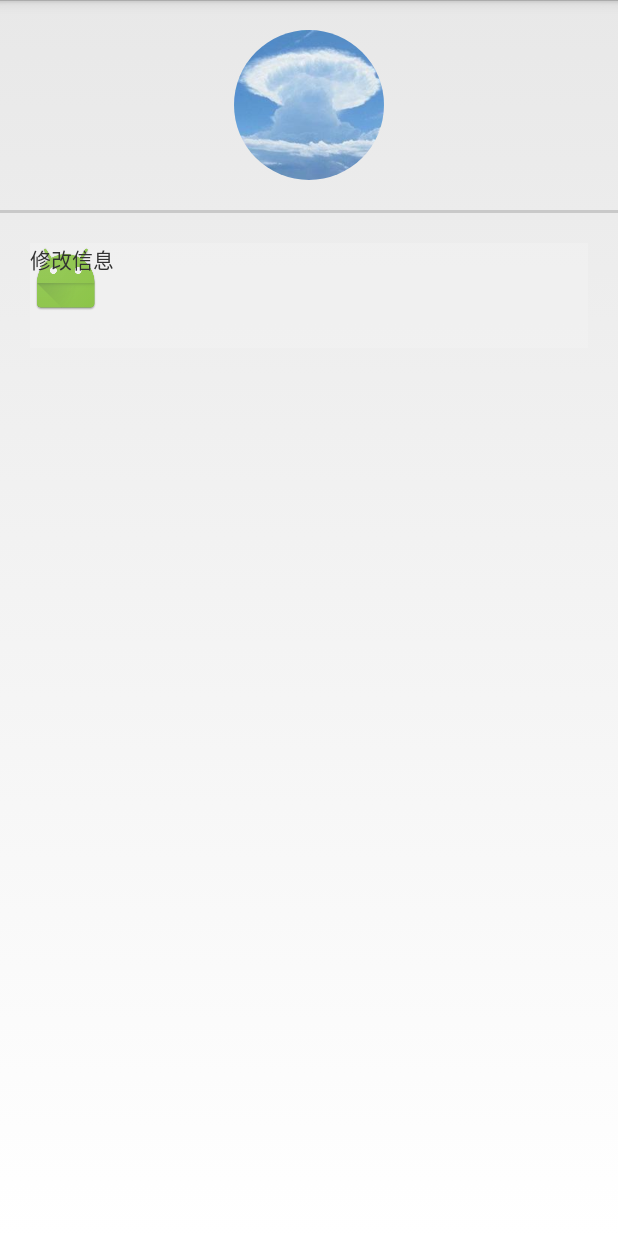
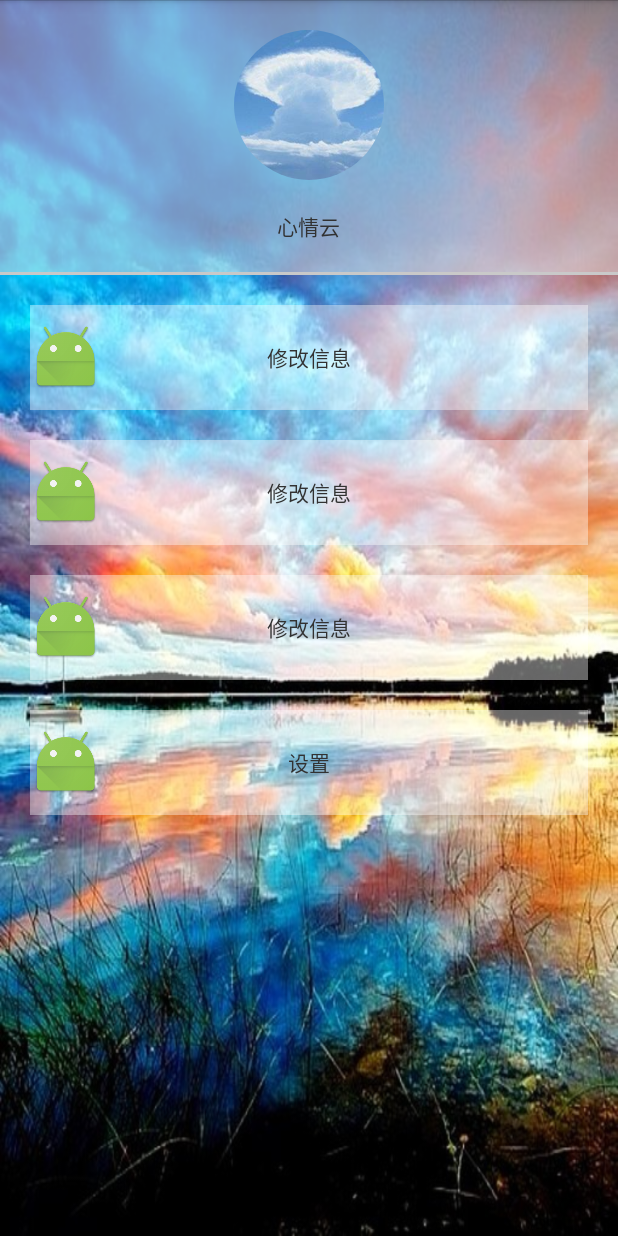
Before and after one commit to zhulr/MoodCloud, an Android app: the layout activity_personal_center.xml on its own in the app's theme, with its tools: preview values and no code run, on a phone screen of 412 x 824 dp. Run offline under Robolectric (Android 15) with nearby library versions, the phone set to English and light mode, and no system bars.

Commit message:
个人中心添加

```diff
--- a/app/src/main/AndroidManifest.xml
+++ b/app/src/main/AndroidManifest.xml
@@ -1,21 +1,22 @@
 <?xml version="1.0" encoding="utf-8"?>
 <manifest xmlns:android="http://schemas.android.com/apk/res/android"
-    package="com.futureinnovation.moodcloud" >
+    package="com.futureinnovation.moodcloud">
 
     <application
         android:allowBackup="true"
         android:icon="@mipmap/ic_launcher"
         android:label="@string/app_name"
-        android:theme="@style/AppTheme" >
+        android:theme="@style/AppTheme">
         <activity
             android:name=".activity.MainActivity"
-            android:label="@string/app_name" >
+            android:label="@string/app_name">
             <intent-filter>
                 <action android:name="android.intent.action.MAIN" />
 
                 <category android:name="android.intent.category.LAUNCHER" />
             </intent-filter>
         </activity>
+        <activity android:name=".activity.PersonalCenterActivity" />
     </application>
 
 </manifest>
--- a/app/src/main/java/com/futureinnovation/moodcloud/activity/MainActivity.java
+++ b/app/src/main/java/com/futureinnovation/moodcloud/activity/MainActivity.java
@@ -1,15 +1,30 @@
 package com.futureinnovation.moodcloud.activity;
 
 import android.app.Activity;
+import android.content.Intent;
 import android.os.Bundle;
+import android.view.View;
+import android.widget.Button;
 
 import com.futureinnovation.moodcloud.R;
 
-public class MainActivity extends Activity {
+public class MainActivity extends Activity implements View.OnClickListener {
 
+    Button myCenter;
     @Override
     protected void onCreate(Bundle savedInstanceState) {
         super.onCreate(savedInstanceState);
         setContentView(R.layout.activity_main);
+        init();
+    }
+
+    private void init() {
+        myCenter = (Button) findViewById(R.id.my_center);
+        myCenter.setOnClickListener(this);
+    }
+
+    @Override
+    public void onClick(View v) {
+        startActivity(new Intent(this,PersonalCenterActivity.class));
     }
 }
--- a/app/src/main/java/com/futureinnovation/moodcloud/activity/PersonalCenterActivity.java
+++ b/app/src/main/java/com/futureinnovation/moodcloud/activity/PersonalCenterActivity.java
@@ -1,10 +1,17 @@
 package com.futureinnovation.moodcloud.activity;
 
 import android.app.Activity;
+import android.os.Bundle;
+
+import com.futureinnovation.moodcloud.R;
 
 /**
  * Created by zhulr on 2015/8/24.
  */
 public class PersonalCenterActivity extends Activity {
-
+    @Override
+    protected void onCreate(Bundle savedInstanceState) {
+        super.onCreate(savedInstanceState);
+        setContentView(R.layout.activity_personal_center);
+    }
 }
--- a/app/src/main/res/layout/activity_main.xml
+++ b/app/src/main/res/layout/activity_main.xml
@@ -4,8 +4,15 @@
     android:paddingRight="@dimen/activity_horizontal_margin"
     android:paddingTop="@dimen/activity_vertical_margin"
     android:paddingBottom="@dimen/activity_vertical_margin" tools:context=".MainActivity">
-
-    <TextView android:text="@string/hello_world" android:layout_width="wrap_content"
-        android:layout_height="wrap_content" />
-
+<Button
+    android:id="@+id/my_center"
+    android:layout_width="match_parent"
+    android:layout_height="wrap_content"
+    android:text="个人中心"/>
+<Button
+    android:id="@+id/mune"
+    android:layout_width="match_parent"
+    android:layout_height="wrap_content"
+    android:layout_below="@+id/my_center"
+    android:text="菜单"/>
 </RelativeLayout>
--- a/app/src/main/res/layout/activity_personal_center.xml
+++ b/app/src/main/res/layout/activity_personal_center.xml
@@ -2,6 +2,13 @@
 <LinearLayout xmlns:android="http://schemas.android.com/apk/res/android"
     android:layout_width="match_parent"
     android:layout_height="match_parent"
+    android:background="@drawable/my_center_background"
+    android:orientation="vertical">
+
+    <LinearLayout
+        android:layout_width="match_parent"
+        android:layout_height="wrap_content"
+        android:background="@color/background_more_dim"
         android:orientation="vertical">
 
         <com.futureinnovation.component.RoundImage
@@ -11,11 +18,19 @@
             android:layout_marginTop="20dp"
             android:src="@mipmap/personalheadimg" />
 
+        <TextView
+            android:layout_width="wrap_content"
+            android:layout_height="wrap_content"
+            android:layout_gravity="center"
+            android:layout_marginTop="20dp"
+            android:text="心情云" />
+
         <ImageView
             android:layout_width="match_parent"
             android:layout_height="2dp"
             android:layout_marginTop="20dp"
             android:background="@color/line_color" />
+    </LinearLayout>
 
     <ScrollView
         android:layout_width="match_parent"
@@ -24,23 +39,104 @@
         <LinearLayout
             android:layout_width="match_parent"
             android:layout_height="match_parent"
-            android:layout_marginTop="20dp">
+            android:orientation="vertical">
 
             <RelativeLayout
+                android:layout_width="match_parent"
+                android:layout_height="70dp"
                 android:layout_marginLeft="20dp"
                 android:layout_marginRight="20dp"
-                android:layout_width="match_parent"
-                android:background="@color/background_dim"
-                android:layout_height="70dp">
+                android:layout_marginTop="20dp"
+                android:background="@color/background_dim">
+
                 <ImageView
                     android:layout_width="wrap_content"
                     android:layout_height="wrap_content"
-                    android:src="@mipmap/ic_launcher"/>
+                    android:layout_alignParentLeft="true"
+                    android:layout_alignParentStart="true"
+                    android:layout_centerVertical="true"
+                    android:src="@mipmap/ic_launcher" />
+
                 <TextView
                     android:layout_width="wrap_content"
                     android:layout_height="wrap_content"
-            android:text="修改信息"/>
+                    android:layout_centerHorizontal="true"
+                    android:layout_centerVertical="true"
+                    android:text="修改信息" />
+            </RelativeLayout>
+
+            <RelativeLayout
+                android:layout_width="match_parent"
+                android:layout_height="70dp"
+                android:layout_marginLeft="20dp"
+                android:layout_marginRight="20dp"
+                android:layout_marginTop="20dp"
+                android:background="@color/background_dim">
+
+                <ImageView
+                    android:layout_width="wrap_content"
+                    android:layout_height="wrap_content"
+                    android:layout_alignParentLeft="true"
+                    android:layout_alignParentStart="true"
+                    android:layout_centerVertical="true"
+                    android:src="@mipmap/ic_launcher" />
+
+                <TextView
+                    android:layout_width="wrap_content"
+                    android:layout_height="wrap_content"
+                    android:layout_centerHorizontal="true"
+                    android:layout_centerVertical="true"
+                    android:text="修改信息" />
+            </RelativeLayout>
+
+            <RelativeLayout
+                android:layout_width="match_parent"
+                android:layout_height="70dp"
+                android:layout_marginLeft="20dp"
+                android:layout_marginRight="20dp"
+                android:layout_marginTop="20dp"
+                android:background="@color/background_dim">
+
+                <ImageView
+                    android:layout_width="wrap_content"
+                    android:layout_height="wrap_content"
+                    android:layout_alignParentLeft="true"
+                    android:layout_alignParentStart="true"
+                    android:layout_centerVertical="true"
+                    android:src="@mipmap/ic_launcher" />
+
+                <TextView
+                    android:layout_width="wrap_content"
+                    android:layout_height="wrap_content"
+                    android:layout_centerHorizontal="true"
+                    android:layout_centerVertical="true"
+                    android:text="修改信息" />
+            </RelativeLayout>
+
+            <RelativeLayout
+                android:layout_width="match_parent"
+                android:layout_height="70dp"
+                android:layout_marginLeft="20dp"
+                android:layout_marginRight="20dp"
+                android:layout_marginTop="20dp"
+                android:background="@color/background_dim">
+
+                <ImageView
+                    android:layout_width="wrap_content"
+                    android:layout_height="wrap_content"
+                    android:layout_alignParentLeft="true"
+                    android:layout_alignParentStart="true"
+                    android:layout_centerVertical="true"
+                    android:src="@mipmap/ic_launcher" />
+
+                <TextView
+                    android:layout_width="wrap_content"
+                    android:layout_height="wrap_content"
+                    android:layout_centerHorizontal="true"
+                    android:layout_centerVertical="true"
+                    android:text="@string/my_setting" />
             </RelativeLayout>
         </LinearLayout>
+
     </ScrollView>
 </LinearLayout>
--- a/app/src/main/res/values/color.xml
+++ b/app/src/main/res/values/color.xml
@@ -1,5 +1,6 @@
 <?xml version="1.0" encoding="utf-8"?>
 <resources>
     <color name="line_color">#C9C9C9</color>
-    <color name="background_dim">#22FFFFFF</color>
+    <color name="background_dim">#66FFFFFF</color>
+    <color name="background_more_dim">#88E0E0E0</color>
 </resources>
--- a/app/src/main/res/values/strings.xml
+++ b/app/src/main/res/values/strings.xml
@@ -3,4 +3,5 @@
 
     <string name="hello_world">Hello world!</string>
     <string name="action_settings">Settings</string>
+    <string name="my_setting">设置</string>
 </resources>
```
Also changed, not shown: app/src/main/res/drawable/my_center_background.jpg (added). Lines whose indentation alone changed are shown as unchanged.
